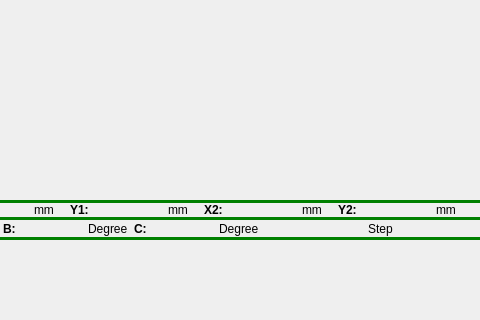
Qt form mainframe.ui (dongdong-2009/3-5AxisRobot) before a commit; both pictures show x 196 to 676 and y 280 to 600 of the 800 by 600 pixel window.
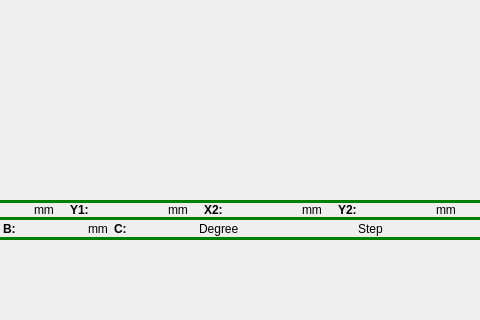
The same form after that commit. Custom widgets are drawn as their Qt base class.

```diff
--- a/mainframe.ui
+++ b/mainframe.ui
@@ -554,7 +554,7 @@
       <item>
        <widget class="QLabel" name="bmmLabel">
         <property name="text">
-         <string>Degree</string>
+         <string>mm</string>
         </property>
        </widget>
       </item>
```
Left out of the diff: 11 changed lines with no effect on the pictures.
